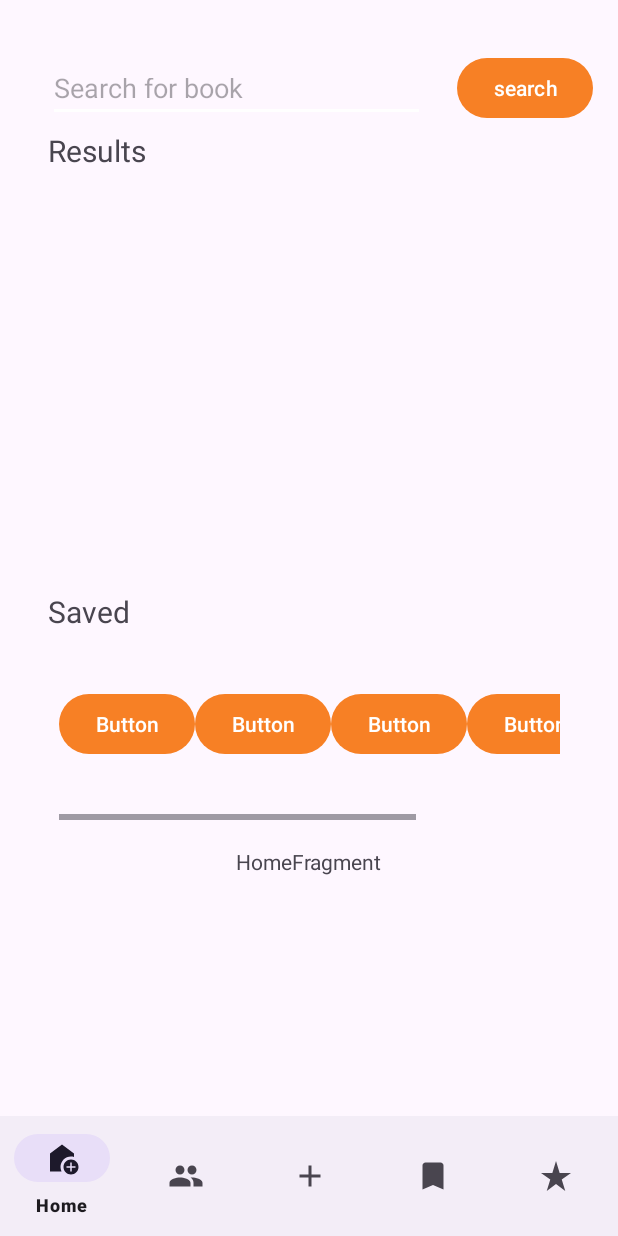
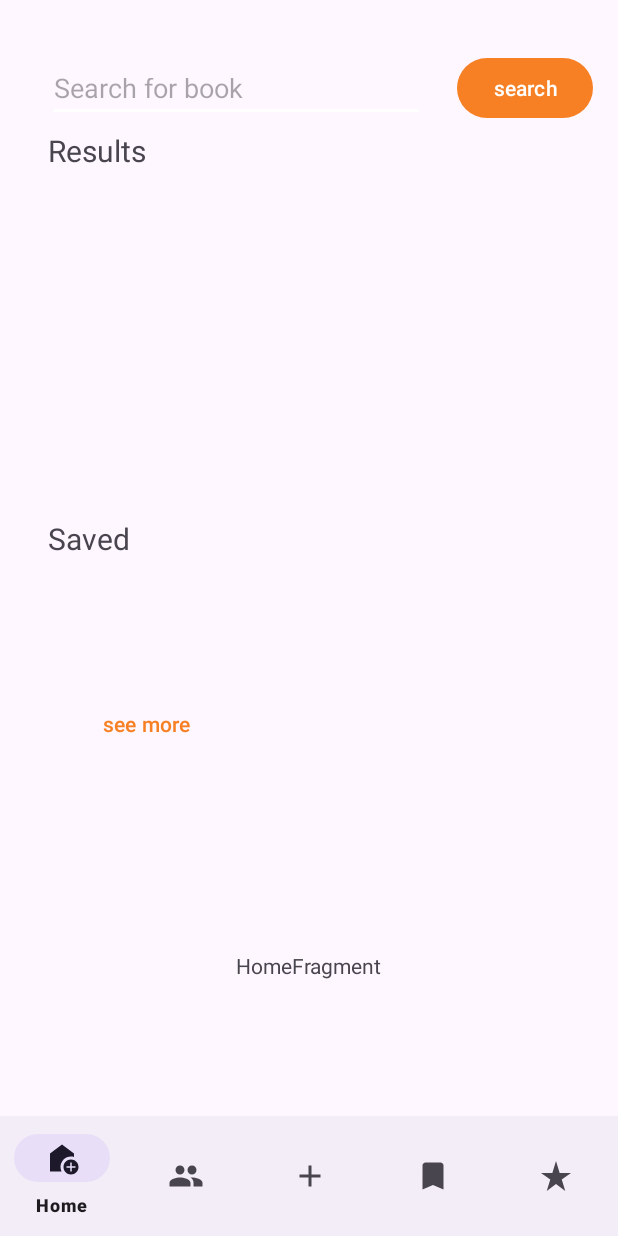
Before and after one commit to IsaacLatta/Recommender, an Android app: the HomeFragment screen opened directly, with no data from a screen before it, on a phone screen of 412 x 824 dp. Run offline under Robolectric (Android 15) with nearby library versions, the phone set to English and light mode, and no system bars.

Commit message:
Home page WIP

```diff
--- a/App/app/src/main/AndroidManifest.xml
+++ b/App/app/src/main/AndroidManifest.xml
@@ -19,7 +19,6 @@
             android:exported="true"/>
         <activity
             android:name=".MainActivity"
-
             android:exported="true" >
             <intent-filter>
                 <action android:name="android.intent.action.MAIN" />
--- a/App/app/src/main/java/com/example/recommender/ui/fragments/HomeFragment.java
+++ b/App/app/src/main/java/com/example/recommender/ui/fragments/HomeFragment.java
@@ -15,6 +15,9 @@ import android.widget.EditText;
 
 import com.example.recommender.Controller;
 import com.example.recommender.R;
+import com.example.recommender.model.entity.Book;
+
+import java.util.ArrayList;
 
 
 public class HomeFragment extends Fragment {
@@ -22,6 +25,7 @@ public class HomeFragment extends Fragment {
 
     private Button searchButton;
     private EditText searchBarText;
+    private ArrayList<Book> books;
 
     @Override
     public View onCreateView(LayoutInflater inflater, ViewGroup container, Bundle savedInstanceState) {
@@ -34,7 +38,8 @@ public class HomeFragment extends Fragment {
         searchButton.setOnClickListener(v ->{
             String search_input = searchBarText.getText().toString().trim();
             Log.d("HOME_SEARCH_", search_input);
-           // Controller.getInstance().searchBook(search_input);
+           Controller.getInstance().searchBook(search_input);
+
         });
         return view;
 
--- a/App/app/src/main/res/layout/fragment_home.xml
+++ b/App/app/src/main/res/layout/fragment_home.xml
@@ -18,7 +18,7 @@
         app:layout_constraintEnd_toEndOf="parent"
         app:layout_constraintStart_toStartOf="parent"
         app:layout_constraintTop_toTopOf="parent"
-        app:layout_constraintVertical_bias="0.779" />
+        app:layout_constraintVertical_bias="0.875" />
 
     <Button
         android:id="@+id/search_button"
@@ -51,47 +51,19 @@
 
     <HorizontalScrollView
         android:id="@+id/horizontalScrollView"
-        android:layout_width="334dp"
-        android:layout_height="128dp"
+        android:layout_width="323dp"
+        android:layout_height="223dp"
         app:layout_constraintBottom_toBottomOf="parent"
         app:layout_constraintEnd_toEndOf="parent"
-        app:layout_constraintHorizontal_bias="0.507"
+        app:layout_constraintHorizontal_bias="0.505"
         app:layout_constraintStart_toStartOf="parent"
         app:layout_constraintTop_toTopOf="parent"
-        app:layout_constraintVertical_bias="0.68">
+        app:layout_constraintVertical_bias="0.712">
 
         <LinearLayout
             android:layout_width="wrap_content"
             android:layout_height="match_parent"
             android:orientation="horizontal">
-
-            <Button
-                android:id="@+id/button9"
-                android:layout_width="wrap_content"
-                android:layout_height="wrap_content"
-                android:layout_weight="1"
-                android:text="Button" />
-
-            <Button
-                android:id="@+id/button8"
-                android:layout_width="wrap_content"
-                android:layout_height="wrap_content"
-                android:layout_weight="1"
-                android:text="Button" />
-
-            <Button
-                android:id="@+id/button7"
-                android:layout_width="wrap_content"
-                android:layout_height="wrap_content"
-                android:layout_weight="1"
-                android:text="Button" />
-
-            <Button
-                android:id="@+id/button4"
-                android:layout_width="wrap_content"
-                android:layout_height="wrap_content"
-                android:layout_weight="1"
-                android:text="Button" />
 
             <Button
                 android:id="@+id/see_more_results"
@@ -115,7 +87,7 @@
         app:layout_constraintHorizontal_bias="0.107"
         app:layout_constraintStart_toStartOf="parent"
         app:layout_constraintTop_toTopOf="parent"
-        app:layout_constraintVertical_bias="0.55" />
+        app:layout_constraintVertical_bias="0.482" />
 
     <TextView
         android:id="@+id/textView4"
@@ -130,5 +102,22 @@
         app:layout_constraintTop_toTopOf="parent"
         app:layout_constraintVertical_bias="0.123" />
 
+    <HorizontalScrollView
+        android:id="@+id/horizontalScrollView2"
+        android:layout_width="327dp"
+        android:layout_height="192dp"
+        app:layout_constraintBottom_toBottomOf="parent"
+        app:layout_constraintEnd_toEndOf="parent"
+        app:layout_constraintHorizontal_bias="0.506"
+        app:layout_constraintStart_toStartOf="parent"
+        app:layout_constraintTop_toTopOf="parent"
+        app:layout_constraintVertical_bias="0.23">
+
+        <LinearLayout
+            android:layout_width="wrap_content"
+            android:layout_height="match_parent"
+            android:orientation="horizontal" />
+    </HorizontalScrollView>
+
 
 </androidx.constraintlayout.widget.ConstraintLayout>
```
